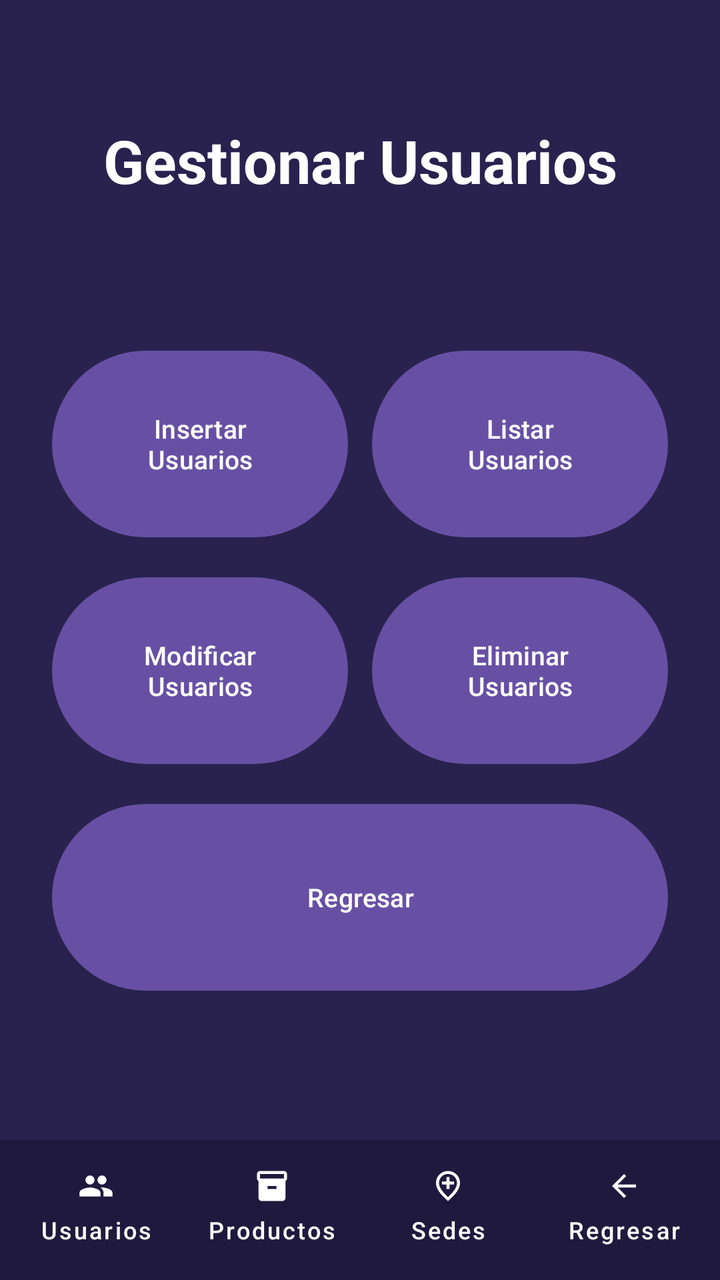
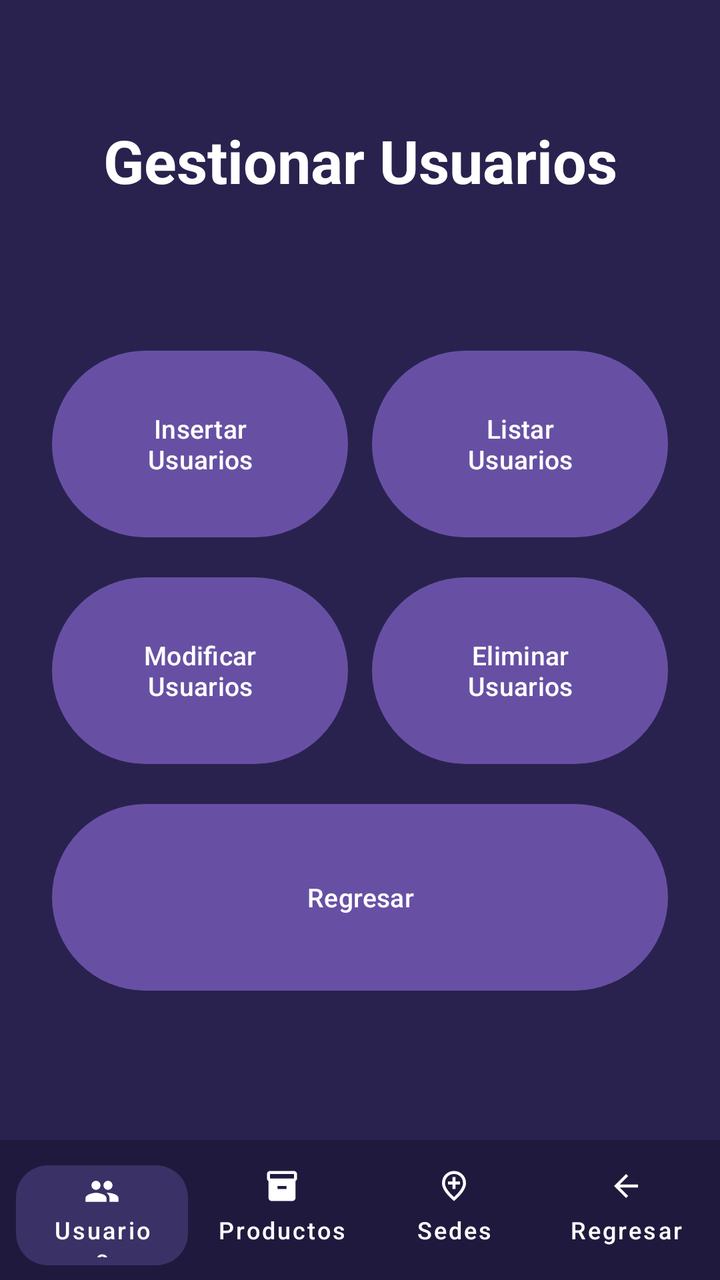

The first picture is an Android layout as it rendered before a commit; the second is the same layout after the commit. The layout source and the unified diff follow.
<!-- AndroidManifest.xml: application theme Theme.AlcamenProyectoFinal -->
<!-- res/layout/activity_frm_gestion_usuarios.xml -->
<?xml version="1.0" encoding="utf-8"?>
<androidx.constraintlayout.widget.ConstraintLayout xmlns:android="http://schemas.android.com/apk/res/android"
    xmlns:app="http://schemas.android.com/apk/res-auto"
    xmlns:tools="http://schemas.android.com/tools"
    android:id="@+id/main"
    android:layout_width="match_parent"
    android:layout_height="match_parent"
    android:background="#29224E"
    tools:context=".Vista.frmGestionUsuarios">

    
    <TextView
        android:id="@+id/textView5"
        android:layout_width="wrap_content"
        android:layout_height="wrap_content"
        android:layout_marginTop="60dp"
        android:text="Gestionar Usuarios"
        android:textColor="#FFFFFF"
        android:textSize="30sp"
        android:textStyle="bold"
        app:layout_constraintEnd_toEndOf="parent"
        app:layout_constraintStart_toStartOf="parent"
        app:layout_constraintTop_toTopOf="parent" />

    
    <GridLayout
        android:layout_width="320dp"
        android:layout_height="340dp"
        android:columnCount="2"
        android:rowCount="3"
        app:layout_constraintBottom_toTopOf="@+id/bottomBar"
        app:layout_constraintEnd_toEndOf="parent"
        app:layout_constraintStart_toStartOf="parent"
        app:layout_constraintTop_toBottomOf="@+id/textView5">

        <Button
            android:id="@+id/button7"
            android:layout_width="0dp"
            android:layout_height="0dp"
            android:layout_rowWeight="1"
            android:layout_columnWeight="1"
            android:layout_margin="6dp"
            android:onClick="btnInsertarUsuarios"
            android:text="Insertar\nUsuarios"
            android:textSize="13sp" />

        <Button
            android:id="@+id/button8"
            android:layout_width="0dp"
            android:layout_height="0dp"
            android:layout_rowWeight="1"
            android:layout_columnWeight="1"
            android:layout_margin="6dp"
            android:onClick="btnListarUsuarios"
            android:text="Listar\nUsuarios"
            android:textSize="13sp" />

        <Button
            android:id="@+id/button10"
            android:layout_width="0dp"
            android:layout_height="0dp"
            android:layout_rowWeight="1"
            android:layout_columnWeight="1"
            android:layout_margin="6dp"
            android:onClick="btnModificarUsuarios"
            android:text="Modificar\nUsuarios"
            android:textSize="13sp" />

        <Button
            android:id="@+id/button11"
            android:layout_width="0dp"
            android:layout_height="0dp"
            android:layout_rowWeight="1"
            android:layout_columnWeight="1"
            android:layout_margin="6dp"
            android:onClick="btnEliminarUsuarios"
            android:text="Eliminar\nUsuarios"
            android:textSize="13sp" />

        <Button
            android:id="@+id/button12"
            android:layout_width="0dp"
            android:layout_height="0dp"
            android:layout_rowWeight="1"
            android:layout_columnSpan="2"
            android:layout_columnWeight="2"
            android:layout_margin="6dp"
            android:onClick="btnRegresar"
            android:text="Regresar"
            android:textSize="13sp" />

    </GridLayout>

    
    <LinearLayout
        android:id="@+id/bottomBar"
        android:layout_width="match_parent"
        android:layout_height="70dp"
        android:background="#1F1A3D"
        android:orientation="horizontal"
        android:padding="4dp"
        app:layout_constraintBottom_toBottomOf="parent"
        app:layout_constraintEnd_toEndOf="parent"
        app:layout_constraintStart_toStartOf="parent">

        <com.google.android.material.button.MaterialButton
            android:id="@+id/btnUsuarios"
            style="@style/Widget.MaterialComponents.Button.TextButton"
            android:layout_width="0dp"
            android:layout_height="match_parent"
            android:layout_weight="1"
            android:text="Usuarios"
            android:textColor="@android:color/white"
            android:textSize="12sp"
            app:icon="@drawable/ic_people"
            app:iconGravity="top"
            app:iconPadding="2dp"
            app:iconTint="@android:color/white"
            app:textAllCaps="false" />

        <com.google.android.material.button.MaterialButton
            android:id="@+id/btnProductos"
            style="@style/Widget.MaterialComponents.Button.TextButton"
            android:layout_width="0dp"
            android:layout_height="match_parent"
            android:layout_weight="1"
            android:text="Productos"
            android:textColor="@android:color/white"
            android:textSize="12sp"
            app:icon="@drawable/ic_inventory"
            app:iconGravity="top"
            app:iconPadding="2dp"
            app:iconTint="@android:color/white"
            app:textAllCaps="false" />

        <com.google.android.material.button.MaterialButton
            android:id="@+id/btnSedes"
            style="@style/Widget.MaterialComponents.Button.TextButton"
            android:layout_width="0dp"
            android:layout_height="match_parent"
            android:layout_weight="1"
            android:text="Sedes"
            android:textColor="@android:color/white"
            android:textSize="12sp"
            app:icon="@drawable/ic_location_city"
            app:iconGravity="top"
            app:iconPadding="2dp"
            app:iconTint="@android:color/white"
            app:textAllCaps="false" />

        <com.google.android.material.button.MaterialButton
            android:id="@+id/btnRegresar"
            style="@style/Widget.MaterialComponents.Button.TextButton"
            android:layout_width="0dp"
            android:layout_height="match_parent"
            android:layout_weight="1"
            android:text="Regresar"
            android:textColor="@android:color/white"
            android:textSize="12sp"
            app:icon="@drawable/ic_arrow_back"
            app:iconGravity="top"
            app:iconPadding="2dp"
            app:iconTint="@android:color/white"
            app:textAllCaps="false" />

    </LinearLayout>

</androidx.constraintlayout.widget.ConstraintLayout>
<!-- resources referenced by this layout -->
<resources>
  <!-- drawable ic_arrow_back (drawable) -->
  <vector xmlns:android="http://schemas.android.com/apk/res/android" android:autoMirrored="true" android:height="24dp" android:tint="#000000" android:viewportHeight="960" android:viewportWidth="960" android:width="24dp">
        
      <path android:fillColor="@android:color/white" android:pathData="M313,520L537,744L480,800L160,480L480,160L537,216L313,440L800,440L800,520L313,520Z"/>
      
  </vector>
  <!-- drawable ic_inventory (drawable) -->
  <vector xmlns:android="http://schemas.android.com/apk/res/android" android:height="24dp" android:tint="#000000" android:viewportHeight="24" android:viewportWidth="24" android:width="24dp">
        
      <path android:fillColor="@android:color/white" android:pathData="M20,2L4,2c-1,0 -2,0.9 -2,2v3.01c0,0.72 0.43,1.34 1,1.69L3,20c0,1.1 1.1,2 2,2h14c0.9,0 2,-0.9 2,-2L21,8.7c0.57,-0.35 1,-0.97 1,-1.69L22,4c0,-1.1 -1,-2 -2,-2zM15,14L9,14v-2h6v2zM20,7L4,7L4,4l16,-0.02L20,7z"/>
      
  </vector>
  <!-- drawable ic_location_city (drawable) -->
  <vector xmlns:android="http://schemas.android.com/apk/res/android" android:height="24dp" android:tint="#000000" android:viewportHeight="960" android:viewportWidth="960" android:width="24dp">
        
      <path android:fillColor="@android:color/white" android:pathData="M440,560L520,560L520,440L640,440L640,360L520,360L520,240L440,240L440,360L320,360L320,440L440,440L440,560ZM480,774Q602,662 661,570.5Q720,479 720,408Q720,299 650.5,229.5Q581,160 480,160Q379,160 309.5,229.5Q240,299 240,408Q240,479 299,570.5Q358,662 480,774ZM480,880Q319,743 239.5,625.5Q160,508 160,408Q160,258 256.5,169Q353,80 480,80Q607,80 703.5,169Q800,258 800,408Q800,508 720.5,625.5Q641,743 480,880ZM480,400Q480,400 480,400Q480,400 480,400Q480,400 480,400Q480,400 480,400Q480,400 480,400Q480,400 480,400Q480,400 480,400Q480,400 480,400Z"/>
      
  </vector>
  <!-- drawable ic_people (drawable) -->
  <vector xmlns:android="http://schemas.android.com/apk/res/android" android:height="24dp" android:tint="#000000" android:viewportHeight="24" android:viewportWidth="24" android:width="24dp">
        
      <path android:fillColor="@android:color/white" android:pathData="M16,11c1.66,0 2.99,-1.34 2.99,-3S17.66,5 16,5c-1.66,0 -3,1.34 -3,3s1.34,3 3,3zM8,11c1.66,0 2.99,-1.34 2.99,-3S9.66,5 8,5C6.34,5 5,6.34 5,8s1.34,3 3,3zM8,13c-2.33,0 -7,1.17 -7,3.5L1,19h14v-2.5c0,-2.33 -4.67,-3.5 -7,-3.5zM16,13c-0.29,0 -0.62,0.02 -0.97,0.05 1.16,0.84 1.97,1.97 1.97,3.45L17,19h6v-2.5c0,-2.33 -4.67,-3.5 -7,-3.5z"/>
      
  </vector>
  <style name="Theme.AlcamenProyectoFinal" parent="Base.Theme.AlcamenProyectoFinal" />
  <style name="Base.Theme.AlcamenProyectoFinal" parent="Theme.Material3.DayNight.NoActionBar">
          
          
      </style>
</resources>

<!-- the commit's change to res/layout/activity_frm_gestion_usuarios.xml (unified diff, before → after) -->
@@ -91,7 +91,6 @@
 
     </GridLayout>
 
-    
     <LinearLayout
         android:id="@+id/bottomBar"
         android:layout_width="match_parent"
@@ -105,13 +104,16 @@
 
         <com.google.android.material.button.MaterialButton
             android:id="@+id/btnUsuarios"
-            style="@style/Widget.MaterialComponents.Button.TextButton"
+            style="@style/Widget.MaterialComponents.Button.UnelevatedButton"
             android:layout_width="0dp"
-            android:layout_height="match_parent"
+            android:layout_height="wrap_content"
+            android:layout_marginHorizontal="4dp"
             android:layout_weight="1"
             android:text="Usuarios"
             android:textColor="@android:color/white"
             android:textSize="12sp"
+            app:backgroundTint="#3A3266"
+            app:cornerRadius="16dp"
             app:icon="@drawable/ic_people"
             app:iconGravity="top"
             app:iconPadding="2dp"
